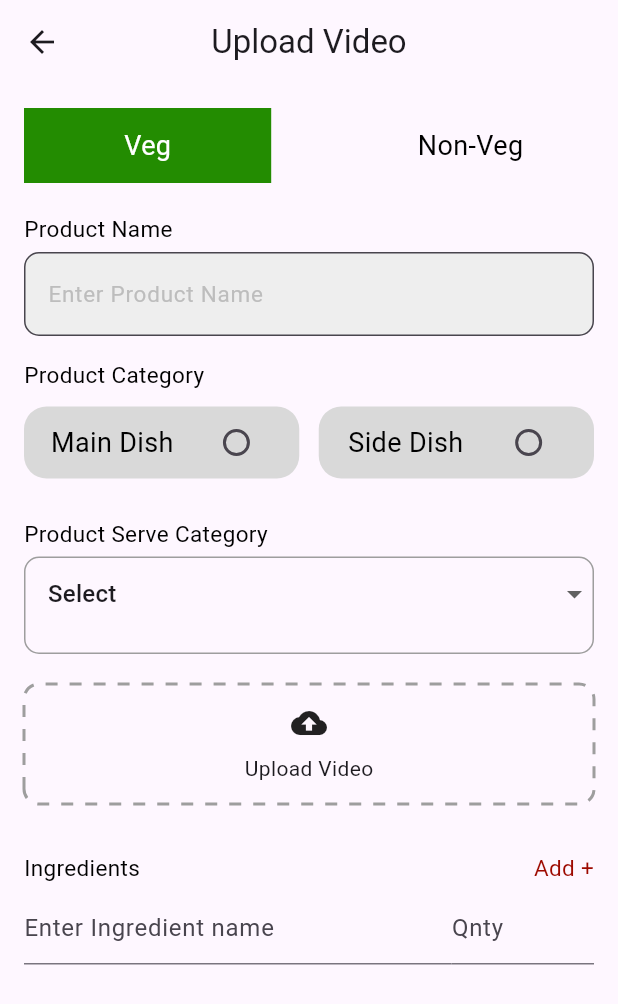
After one commit to ananthi08/ypc_chef, a Flutter app: the UploadVideo screen opened by its route, after a tap on "Veg", on a phone screen of 412 x 824 dp. The commit adds this screen. Shown: the top 1004 px of the screen. Run offline on Flutter 3.47's test engine with Material 2 defaults, Android fonts, the light colour scheme and no system bars; drawn by our look-alikes of dotted_border; our stand-ins replace google_fonts, image_picker, shared_preferences, video_player; accounts and stored records are empty; network calls fail.

Commit message:
all clear

```diff
--- a/lib/common_widget/dual_color_widget.dart
+++ b/lib/common_widget/dual_color_widget.dart
@@ -1,5 +1,5 @@
-// ignore_for_file: public_member_api_docs, sort_constructors_first
 import 'package:flutter/material.dart';
+import 'package:google_fonts/google_fonts.dart';
 
 class KDualColour_widget extends StatelessWidget {
   final String text1;
@@ -21,19 +21,19 @@ class KDualColour_widget extends StatelessWidget {
         children: <TextSpan>[
           TextSpan(
             text: text1,
-            style: TextStyle(
+            style: GoogleFonts.dmSans(
               fontSize: 25.0,
               fontWeight: FontWeight.bold,
               color: color1 ?? Colors.black,
             ),
           ),
+
           TextSpan(
             text: text2,
-            style: TextStyle(
+            style: GoogleFonts.dmSans(
                 fontSize: 25.0,
                 fontWeight: FontWeight.bold,
-              color: color2 ?? Colors.red.shade700,
-            ),
+                color: color2 ?? Colors.red.shade700),
           ),
         ],
       ),
@@ -41,25 +41,19 @@ class KDualColour_widget extends StatelessWidget {
   }
 }
 
-
-
-
-
-
 class Headtextdualcolor extends StatelessWidget {
   final String text1;
   final String text2;
   final String? text3;
   final double paddingHorizontal;
   final MainAxisAlignment mainaxisalignment;
-  const Headtextdualcolor({
-    super.key,
+  const Headtextdualcolor(
+      {super.key,
       required this.text1,
       required this.text2,
       this.text3,
       required this.paddingHorizontal,
-    required this.mainaxisalignment
-  });
+      required this.mainaxisalignment});
 
   @override
   Widget build(BuildContext context) {
--- /dev/null
+++ b/lib/common_widget/videoplayer.dart
@@ -0,0 +1,128 @@
+import 'dart:io';
+
+import 'package:flutter/material.dart';
+
+import 'package:video_player/video_player.dart';
+
+
+
+class VideoPlayerScreen extends StatefulWidget {
+  final String videoPath;
+
+  VideoPlayerScreen({required this.videoPath});
+
+  @override
+  _VideoPlayerScreenState createState() => _VideoPlayerScreenState();
+}
+
+class _VideoPlayerScreenState extends State<VideoPlayerScreen> {
+  late VideoPlayerController _controller;
+
+  @override
+  void initState() {
+    super.initState();
+    _controller = VideoPlayerController.file(File(widget.videoPath))
+      ..initialize().then((_) {
+        setState(() {});
+      });
+  }
+
+  @override
+  Widget build(BuildContext context) {
+    return Scaffold(
+      appBar: AppBar(
+        title: Text('Video Player'),
+      ),
+      body: Center(
+        child: _controller.value.isInitialized
+            ? AspectRatio(
+                aspectRatio: _controller.value.aspectRatio,
+                child: VideoPlayer(_controller),
+              )
+            : CircularProgressIndicator(),
+      ),
+      floatingActionButton: FloatingActionButton(
+        onPressed: () {
+          setState(() {
+            if (_controller.value.isPlaying) {
+              _controller.pause();
+            } else {
+              _controller.play();
+            }
+          });
+        },
+        child: Icon(
+          _controller.value.isPlaying ? Icons.pause : Icons.play_arrow,
+        ),
+      ),
+    );
+  }
+
+
+}
+
+
+
+
+
+
+
+//  Row(
+//              children: [
+//                Expanded(
+//                  flex: 6,
+//                  child: Container(
+//                    decoration: BoxDecoration(
+//                      border: Border.all(
+//                        color: const Color.fromARGB(255, 229, 229, 229),
+//                        width: 10.0,
+//                      ),
+//                      borderRadius: const BorderRadius.only(
+//                        topLeft: Radius.circular(10),
+//                        bottomLeft: Radius.circular(10),
+//                      ),
+//                    ),
+//                    child: Padding(
+//                      padding: const EdgeInsets.symmetric(horizontal: 10),
+//                      child: TextField(
+//                        decoration: InputDecoration(
+//                          border: InputBorder.none, // Remove the outer border
+//                          hintText: 'Enter Ingredient name',
+//                          focusedBorder: InputBorder.none,
+//                          enabledBorder: InputBorder.none,
+//                          // Add a radius inside the input field
+//                          contentPadding: EdgeInsets.symmetric(vertical: 10),
+//                          isCollapsed: true,
+//                        ),
+//                      ),
+//                    ),
+//                  ),
+//                ),
+//                Expanded(
+//                  flex: 2,
+//                  child: Container(
+//                    decoration: BoxDecoration(
+//                      border: Border.all(
+//                        color: const Color.fromARGB(255, 229, 229, 229),
+//                        width: 10.0,
+//                      ),
+//                      borderRadius: const BorderRadius.only(
+//                        topRight: Radius.circular(10),
+//                        bottomRight: Radius.circular(10),
+//                      ),
+//                    ),
+//                    child: Center(
+//                      child: TextField(
+//                        decoration: InputDecoration(
+//                          border: InputBorder.none, // Remove the outer border
+//                          hintText: ' Qnty',
+//                          focusedBorder: InputBorder.none,
+//                          enabledBorder: InputBorder.none,
+//                          // Add a radius inside the input field
+//                          contentPadding: EdgeInsets.symmetric(vertical: 10),
+//                          isCollapsed: true,
+//                        ),
+//                      ),
+//                    ),
+//                  ),
+//                ),
--- a/lib/constants/routes.dart
+++ b/lib/constants/routes.dart
@@ -1,9 +1,9 @@
 import 'package:chef_frontend/views/dashboard/dashboard_view.dart';
+import 'package:chef_frontend/views/dashboard/uploaded_video.dart';
 import 'package:flutter/material.dart';
 
 Map<String, Widget Function(BuildContext)> routes = {
   Dashboardview.route : (context) => const Dashboardview(),
-  // Dashboardview.route : (context) => const Dashboardview(),
-
+    UploadVideo.route : (context) => const UploadVideo(),
 
 };
--- a/lib/main.dart
+++ b/lib/main.dart
@@ -1,5 +1,6 @@
 import 'package:chef_frontend/constants/routes.dart';
 import 'package:chef_frontend/views/dashboard/dashboard_view.dart';
+import 'package:chef_frontend/views/dashboard/uploaded_video.dart';
 import 'package:flutter/material.dart';
 
 void main() {
@@ -7,6 +8,7 @@ void main() {
 }
 
 class MyApp extends StatelessWidget {
+
   const MyApp({super.key});
 
 
--- /dev/null
+++ b/lib/service/get_api/GETproductcategory.dart
@@ -0,0 +1,15 @@
+
+import 'dart:convert';
+import 'package:http/http.dart' as http;
+
+class ApiService {
+  Future<List<Map<String, dynamic>>> fetchData() async {
+    final response = await http.get(Uri.parse('your_api_url_here'));
+    if (response.statusCode == 200) {
+      final data = json.decode(response.body);
+      return List<Map<String, dynamic>>.from(data);
+    } else {
+      throw Exception('Failed to load data from the API');
+    }
+  }
+}
--- /dev/null
+++ b/lib/views/dashboard/uploaded_video.dart
@@ -0,0 +1,481 @@
+import 'package:chef_frontend/common_widget/videoplayer.dart';
+import 'package:chef_frontend/service/get_api/GETproductcategory.dart';
+import 'package:flutter/material.dart';
+import 'package:dotted_border/dotted_border.dart';
+import 'package:image_picker/image_picker.dart';
+
+class UploadVideo extends StatefulWidget {
+  static String route = '/chef/upload';
+
+  const UploadVideo({Key? key}) : super(key: key);
+
+  @override
+  _UploadVideoState createState() => _UploadVideoState();
+}
+
+class Ingredient {
+  String name;
+  String quantity;
+
+  Ingredient(this.name, this.quantity);
+}
+
+class _UploadVideoState extends State<UploadVideo> {
+  String selectedDropdownValue = 'Select';
+  List<String> dropdownItems = ['Select'];
+
+  final TextEditingController _textEditingController = TextEditingController();
+  final TextEditingController _ingredientsController = TextEditingController();
+  final TextEditingController _quantityEditingController =
+      TextEditingController();
+
+  final List<Ingredient> ingredients = [];
+
+  void addIngredientRow() {
+    setState(() {
+      ingredients.add(Ingredient('', ''));
+    });
+  }
+
+  bool isText1Selected = true;
+
+  String MainCategory = 'Main Dish';
+  String SideCategory = 'Side Dish';
+  String selectedCategory = 'Veg';
+
+  final ApiService _apiService = ApiService();
+
+  Future<void> _pickVideoFromGallery(BuildContext context) async {
+    final picker = ImagePicker();
+    final pickedFile = await picker.pickVideo(source: ImageSource.gallery);
+
+    if (pickedFile != null) {
+      Navigator.of(context).push(
+        MaterialPageRoute(
+          builder: (context) => VideoPlayerScreen(videoPath: pickedFile.path),
+        ),
+      );
+    }
+  }
+
+  @override
+  void initState() {
+    super.initState();
+    fetchDataFromApi();
+  }
+
+  Future<void> fetchDataFromApi() async {
+    try {
+      final data = await _apiService.fetchData();
+      List<String> items = [];
+      for (var item in data) {
+        items.add(item['name']);
+      }
+      setState(() {
+        dropdownItems = items;
+        selectedDropdownValue = items.isNotEmpty ? items[0] : 'Select';
+      });
+    } catch (e) {
+      // Handle error
+    }
+  }
+
+  @override
+  Widget build(BuildContext context) {
+    final screenWidth = MediaQuery.of(context).size.width;
+
+    return Scaffold(
+      appBar: AppBar(
+        leading: IconButton(
+          icon: const Icon(Icons.arrow_back),
+          onPressed: () {
+            Navigator.of(context).pop();
+          },
+        ),
+        title: const Text('Upload Video'),
+        centerTitle: true,
+      ),
+      body: SingleChildScrollView(
+        child: Container(
+          padding: const EdgeInsets.all(16.0),
+          child: Column(
+            crossAxisAlignment: CrossAxisAlignment.stretch,
+            children: [
+              SizedBox(
+                height: 50,
+                child: Row(
+                  mainAxisAlignment: MainAxisAlignment.spaceBetween,
+                  children: [
+                    GestureDetector(
+                      onTap: () {
+                        setState(() {
+                          isText1Selected = true;
+                        });
+                      },
+                      child: Container(
+                        width: screenWidth * 0.4,
+                        color: isText1Selected
+                            ? const Color.fromARGB(255, 35, 140, 1)
+                            : Colors.transparent,
+                        child: Center(
+                          child: Text(
+                            'Veg',
+                            style: TextStyle(
+                              fontSize: 18,
+                              color:
+                                  isText1Selected ? Colors.white : Colors.black,
+                            ),
+                          ),
+                        ),
+                      ),
+                    ),
+                    GestureDetector(
+                      onTap: () {
+                        setState(() {
+                          isText1Selected = false;
+                        });
+                      },
+                      child: Container(
+                        width: screenWidth * 0.4,
+                        color: !isText1Selected
+                            ? const Color.fromARGB(255, 183, 0, 0)
+                            : Colors.transparent,
+                        child: Center(
+                          child: Text(
+                            'Non-Veg',
+                            style: TextStyle(
+                              fontSize: 18,
+                              color: !isText1Selected
+                                  ? Colors.white
+                                  : Colors.black,
+                            ),
+                          ),
+                        ),
+                      ),
+                    ),
+                  ],
+                ),
+              ),
+              const SizedBox(height: 20),
+              const Text(
+                'Product Name',
+                style: TextStyle(
+                  fontSize: 15,
+                  color: Color.fromARGB(255, 0, 0, 0),
+                ),
+              ),
+              const SizedBox(height: 5),
+              TextField(
+                controller: _textEditingController,
+                decoration: InputDecoration(
+                  hintText: "Enter Product Name",
+                  hintStyle: TextStyle(
+                    fontSize: 15,
+                    color: Colors.grey.shade400,
+                  ),
+                  border: OutlineInputBorder(
+                    borderRadius: BorderRadius.circular(10),
+                  ),
+                  filled: true,
+                  fillColor: Colors.grey.shade200,
+                ),
+              ),
+              const SizedBox(height: 15),
+              const Text(
+                'Product Category',
+                style: TextStyle(
+                  fontSize: 15,
+                  color: Color.fromARGB(255, 0, 0, 0),
+                ),
+              ),
+              Container(
+                height: 70, // Adjust the height as needed
+                child: Row(
+                  children: [
+                    Expanded(
+                      child: Container(
+                        decoration: const BoxDecoration(
+                          color: const Color.fromARGB(255, 217, 217, 217),
+                          borderRadius: BorderRadius.all(Radius.circular(15)),
+                        ),
+                        child: Row(
+                          mainAxisAlignment: MainAxisAlignment.spaceEvenly,
+                          children: [
+                            Text(
+                              MainCategory,
+                              style: const TextStyle(
+                                fontSize: 18,
+                                color: Colors.black,
+                              ),
+                            ),
+                            Radio<String>(
+                              value: MainCategory,
+                              groupValue: selectedCategory,
+                              onChanged: (value) {
+                                setState(() {
+                                  selectedCategory = value!;
+                                });
+                              },
+                            ),
+                          ],
+                        ),
+                      ),
+                    ),
+                    const SizedBox(
+                      width: 13,
+                    ),
+                    Expanded(
+                      child: Container(
+                        decoration: const BoxDecoration(
+                          color: Color.fromARGB(255, 217, 217, 217),
+                          borderRadius: BorderRadius.all(Radius.circular(15)),
+                        ),
+                        child: Row(
+                          mainAxisAlignment: MainAxisAlignment.spaceEvenly,
+                          children: [
+                            Text(
+                              SideCategory,
+                              style: const TextStyle(
+                                fontSize: 18,
+                                color: Colors.black,
+                              ),
+                            ),
+                            Radio<String>(
+                              value: SideCategory,
+                              groupValue: selectedCategory,
+                              onChanged: (value) {
+                                setState(() {
+                                  selectedCategory = value!;
+                                });
+                              },
+                            ),
+                          ],
+                        ),
+                      ),
+                    ),
+                  ],
+                ),
+              ),
+              const SizedBox(height: 15),
+              const Text(
+                'Product Serve Category',
+                style: TextStyle(
+                  fontSize: 15,
+                  color: Color.fromARGB(255, 0, 0, 0),
+                ),
+              ),
+              const SizedBox(height: 5),
+              Container(
+                width: screenWidth * 0.7,
+                height: 65,
+                decoration: BoxDecoration(
+                  border: Border.all(
+                    color: Colors.grey, // Customize the border color
+                    width: 1.0, // Customize the border width
+                  ),
+                  borderRadius: BorderRadius.circular(10),
+                ),
+                child: DropdownButtonFormField<String>(
+                  decoration: const InputDecoration(
+                    contentPadding: EdgeInsets.symmetric(horizontal: 15.0),
+                    border: InputBorder.none,
+                    suffixIcon: null,
+                  ),
+                  value: selectedDropdownValue,
+                  onChanged: (String? newValue) {
+                    setState(() {
+                      selectedDropdownValue = newValue!;
+                    });
+                  },
+                  items: dropdownItems
+                      .map<DropdownMenuItem<String>>((String value) {
+                    return DropdownMenuItem<String>(
+                      value: value,
+                      child: Text(value),
+                    );
+                  }).toList(),
+                ),
+              ),
+              const SizedBox(height: 20),
+              SizedBox(
+                width: screenWidth,
+                height: 80,
+                child: DottedBorder(
+                  color: Colors.grey,
+                  strokeWidth: 2,
+                  dashPattern: const [8, 8],
+                  borderType: BorderType.RRect,
+                  radius: const Radius.circular(10),
+                  child: Center(
+                    child: GestureDetector(
+                      onTap: () {
+                        _pickVideoFromGallery(context);
+                      },
+                      child: const Column(
+                        mainAxisAlignment: MainAxisAlignment.center,
+                        children: [
+                          Icon(Icons.cloud_upload),
+                          SizedBox(height: 8),
+                          Text('Upload Video'),
+                        ],
+                      ),
+                    ),
+                  ),
+                ),
+              ),
+              const SizedBox(height: 20),
+              const SizedBox(height: 6),
+              Column(
+                children: [
+                  // Row(
+                  //   children: [
+                  //     Expanded(
+                  //       child: Align(
+                  //         alignment: Alignment.centerLeft,
+                  //         child: Text(
+                  //           'Ingredients',
+                  //           style: TextStyle(
+                  //             fontSize: 15,
+                  //             color: Color.fromARGB(255, 0, 0, 0),
+                  //           ),
+                  //         ),
+                  //       ),
+                  //     ),
+                  //     Expanded(
+                  //       child: Align(
+                  //         alignment: Alignment.centerRight,
+                  //         child: GestureDetector(
+                  //           onTap: () {
+                  //             addIngredientRow();
+                  //           },
+                  //           child: Text(
+                  //             'Add +',
+                  //             style: TextStyle(
+                  //               fontSize: 15,
+                  //               color: Color.fromARGB(255, 157, 10, 0),
+                  //             ),
+                  //           ),
+                  //         ),
+                  //       ),
+                  //     ),
+                  //   ],
+                  // ),
+                  const SizedBox(height: 6),
+
+                  Column(
+                    children: [
+                      Row(
+                        children: [
+                          Expanded(
+                            child: Align(
+                              alignment: Alignment.centerLeft,
+                              child: Text(
+                                'Ingredients',
+                                style: TextStyle(
+                                  fontSize: 15,
+                                  color: Color.fromARGB(255, 0, 0, 0),
+                                ),
+                              ),
+                            ),
+                          ),
+                          Expanded(
+                            child: Align(
+                              alignment: Alignment.centerRight,
+                              child: GestureDetector(
+                                onTap: () {
+                                  addIngredientRow();
+                                },
+                                child: Text(
+                                  'Add +',
+                                  style: TextStyle(
+                                    fontSize: 15,
+                                    color: Color.fromARGB(255, 157, 10, 0),
+                                  ),
+                                ),
+                              ),
+                            ),
+                          ),
+                        ],
+                      ),
+                      const SizedBox(height: 6),
+                      Column(
+                        children: [
+                          Row(
+                            children: [
+                              Expanded(
+                                flex: 6,
+                                child: Container(
+                                  child: TextField(
+                                    onChanged: (value) {
+                                      ingredients[0].name = value;
+                                    },
+                                    decoration: InputDecoration(
+                                      hintText: 'Enter Ingredient name',
+                                    ),
+                                  ),
+                                ),
+                              ),
+                              Expanded(
+                                flex: 2,
+                                child: Container(
+                                  child: TextField(
+                                    onChanged: (value) {
+                                      ingredients[0].quantity = value;
+                                    },
+                                    decoration: InputDecoration(
+                                      hintText: 'Qnty',
+                                    ),
+                                  ),
+                                ),
+                              ),
+                            ],
+                          ),
+                        ],
+                      ),
+                      // Additional rows for ingredients and quantities go here
+                      ...ingredients
+                          .skip(1)
+                          .map(
+                            (ingredient) => Row(
+                              children: [
+                                Expanded(
+                                  flex: 6,
+                                  child: Container(
+                                    child: TextField(
+                                      onChanged: (value) {
+                                        ingredient.name = value;
+                                      },
+                                      decoration: InputDecoration(
+                                        hintText: 'Enter Ingredient name',
+                                      ),
+                                    ),
+                                  ),
+                                ),
+                                Expanded(
+                                  flex: 2,
+                                  child: Container(
+                                    child: TextField(
+                                      onChanged: (value) {
+                                        ingredient.quantity = value;
+                                      },
+                                      decoration: InputDecoration(
+                                        hintText: 'Qnty',
+                                      ),
+                                    ),
+                                  ),
+                                ),
+                              ],
+                            ),
+                          )
+                          .toList(),
+                    ],
+                  )
+                ],
+              ),
+            ],
+          ),
+        ),
+      ),
+    );
+  }
+}
--- a/pubspec.yaml
+++ b/pubspec.yaml
@@ -37,6 +37,12 @@ dependencies:
   cupertino_icons: ^1.0.2
   http: ^1.1.0
   shared_preferences: ^2.2.1
+  google_fonts: ^6.1.0
+  path_provider: ^2.1.1
+  dotted_border: ^2.1.0
+
+  image_picker: ^0.8.4+2
+  video_player: ^2.7.2
 
 dev_dependencies:
   flutter_test:
```
Also changed, not shown: lib/views/dashboard/dashboard_view.dart (line endings or trailing spaces), pubspec.lock, 5 other files. Lines whose indentation alone changed are shown as unchanged.
